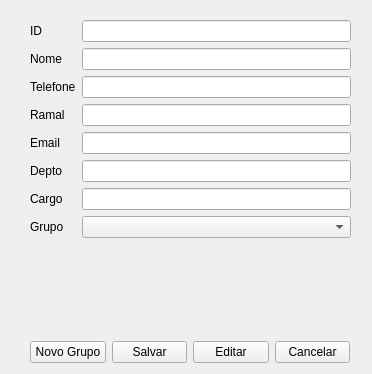
Above: cadastropessoa.ui from brunosr1985/TCC_NayBru before the change. Below: the same form after it.
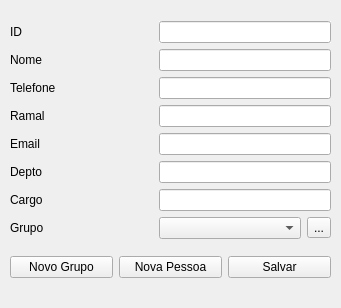
That is the form after the change.

What changed in the file:
```diff
--- a/cadastropessoa.ui
+++ b/cadastropessoa.ui
@@ -6,14 +6,14 @@
    <rect>
     <x>0</x>
     <y>0</y>
-    <width>372</width>
-    <height>374</height>
+    <width>341</width>
+    <height>308</height>
    </rect>
   </property>
   <property name="minimumSize">
    <size>
-    <width>372</width>
-    <height>374</height>
+    <width>0</width>
+    <height>0</height>
    </size>
   </property>
   <property name="windowTitle">
@@ -22,114 +22,115 @@
   <property name="autoFillBackground">
    <bool>true</bool>
   </property>
-  <widget class="QWidget" name="layoutWidget">
+  <widget class="QWidget" name="">
    <property name="geometry">
     <rect>
-     <x>30</x>
-     <y>20</y>
+     <x>10</x>
+     <y>10</y>
      <width>321</width>
-     <height>241</height>
+     <height>281</height>
     </rect>
    </property>
-   <layout class="QFormLayout" name="formLayout">
-    <item row="0" column="0">
-     <widget class="QLabel" name="label">
+   <layout class="QVBoxLayout" name="verticalLayout">
+    <item>
+     <layout class="QGridLayout" name="gridLayout">
+      <item row="1" column="0">
+       <widget class="QLabel" name="label_2">
       <property name="text">
-       <string>ID</string>
+         <string>Nome</string>
       </property>
      </widget>
     </item>
-    <item row="2" column="1">
+      <item row="3" column="0">
+       <widget class="QLabel" name="label_5">
+        <property name="text">
+         <string>Ramal</string>
+        </property>
+       </widget>
+      </item>
+      <item row="3" column="1" colspan="2">
+       <widget class="QLineEdit" name="pessoaRamal"/>
+      </item>
+      <item row="4" column="0">
+       <widget class="QLabel" name="label_3">
+        <property name="text">
+         <string>Email</string>
+        </property>
+       </widget>
+      </item>
+      <item row="4" column="1" colspan="2">
+       <widget class="QLineEdit" name="pessoaEmail"/>
+      </item>
+      <item row="0" column="1" colspan="2">
+       <widget class="QLineEdit" name="pessoaID">
+        <property name="autoFillBackground">
+         <bool>true</bool>
+        </property>
+        <property name="readOnly">
+         <bool>true</bool>
+        </property>
+       </widget>
+      </item>
+      <item row="1" column="1" colspan="2">
      <widget class="QLineEdit" name="pessoaNome"/>
     </item>
-    <item row="4" column="1">
+      <item row="2" column="1" colspan="2">
      <widget class="QLineEdit" name="pessoaTelefone"/>
     </item>
-    <item row="5" column="1">
-     <widget class="QLineEdit" name="pessoaRamal"/>
+      <item row="6" column="0">
+       <widget class="QLabel" name="label_6">
+        <property name="text">
+         <string>Cargo</string>
+        </property>
+       </widget>
     </item>
     <item row="7" column="1">
-     <widget class="QLineEdit" name="pessoaEmail"/>
-    </item>
-    <item row="9" column="1">
-     <widget class="QLineEdit" name="pessoaDepto"/>
-    </item>
-    <item row="10" column="1">
-     <widget class="QLineEdit" name="pessoaCargo"/>
-    </item>
-    <item row="11" column="1">
      <widget class="QComboBox" name="pessoaGrupo"/>
     </item>
-    <item row="11" column="0">
+      <item row="7" column="0">
      <widget class="QLabel" name="label_7">
       <property name="text">
        <string>Grupo</string>
       </property>
      </widget>
     </item>
-    <item row="10" column="0">
-     <widget class="QLabel" name="label_6">
-      <property name="text">
-       <string>Cargo</string>
-      </property>
-     </widget>
-    </item>
-    <item row="9" column="0">
+      <item row="5" column="1" colspan="2">
+       <widget class="QLineEdit" name="pessoaDepto"/>
+      </item>
+      <item row="6" column="1" colspan="2">
+       <widget class="QLineEdit" name="pessoaCargo"/>
+      </item>
+      <item row="5" column="0">
      <widget class="QLabel" name="label_4">
       <property name="text">
        <string>Depto</string>
       </property>
      </widget>
     </item>
-    <item row="7" column="0">
-     <widget class="QLabel" name="label_3">
+      <item row="7" column="2">
+       <widget class="QToolButton" name="toolButton">
       <property name="text">
-       <string>Email</string>
+         <string>...</string>
       </property>
      </widget>
     </item>
-    <item row="4" column="0">
+      <item row="0" column="0">
+       <widget class="QLabel" name="label">
+        <property name="text">
+         <string>ID</string>
+        </property>
+       </widget>
+      </item>
+      <item row="2" column="0">
      <widget class="QLabel" name="label_8">
       <property name="text">
        <string>Telefone</string>
       </property>
      </widget>
     </item>
-    <item row="5" column="0">
-     <widget class="QLabel" name="label_5">
-      <property name="text">
-       <string>Ramal</string>
-      </property>
-     </widget>
-    </item>
-    <item row="2" column="0">
-     <widget class="QLabel" name="label_2">
-      <property name="text">
-       <string>Nome</string>
-      </property>
-     </widget>
-    </item>
-    <item row="0" column="1">
-     <widget class="QLineEdit" name="pessoaID">
-      <property name="autoFillBackground">
-       <bool>true</bool>
-      </property>
-      <property name="readOnly">
-       <bool>true</bool>
-      </property>
-     </widget>
-    </item>
-   </layout>
-  </widget>
-  <widget class="QWidget" name="layoutWidget">
-   <property name="geometry">
-    <rect>
-     <x>30</x>
-     <y>340</y>
-     <width>320</width>
-     <height>25</height>
-    </rect>
-   </property>
+     </layout>
+    </item>
+    <item>
    <layout class="QHBoxLayout" name="horizontalLayout">
     <item>
      <widget class="QPushButton" name="Novo_Grupo">
@@ -138,6 +139,13 @@
       </property>
      </widget>
     </item>
+      <item>
+       <widget class="QPushButton" name="pushButton">
+        <property name="text">
+         <string>Nova Pessoa</string>
+        </property>
+       </widget>
+      </item>
     <item>
      <widget class="QPushButton" name="Pessoa_Salvar">
       <property name="text">
@@ -145,19 +153,7 @@
       </property>
      </widget>
     </item>
-    <item>
-     <widget class="QPushButton" name="Pessoa_Editar">
-      <property name="text">
-       <string>Editar</string>
-      </property>
-     </widget>
-    </item>
-    <item>
-     <widget class="QPushButton" name="Pessoa_Cancelar">
-      <property name="text">
-       <string>Cancelar</string>
-      </property>
-     </widget>
+     </layout>
     </item>
    </layout>
   </widget>
```
Left out of the diff: 21 changed lines with no effect on the pictures. Lines whose indentation alone changed are shown as unchanged.
